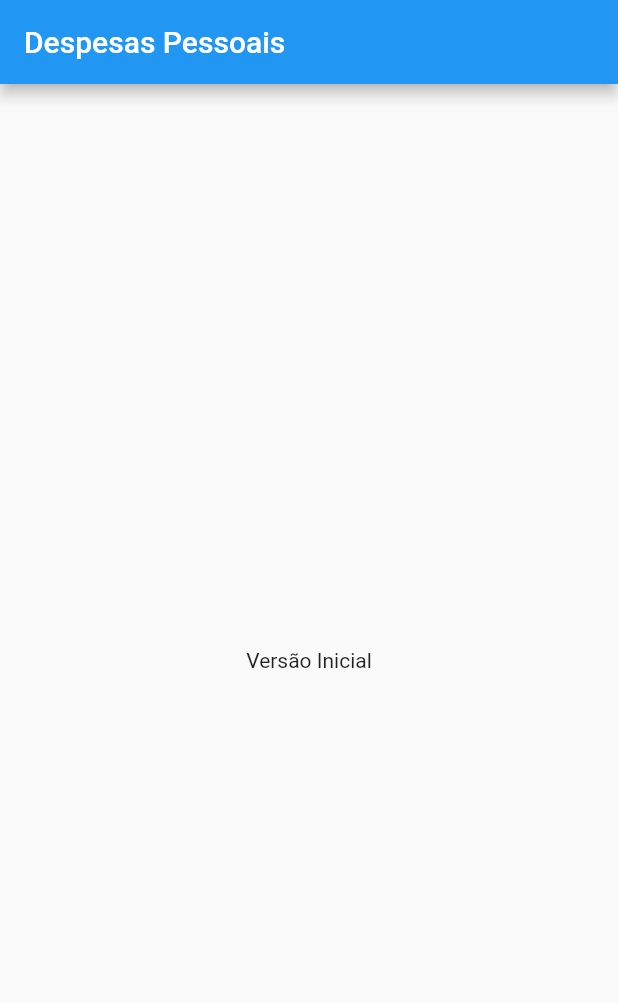
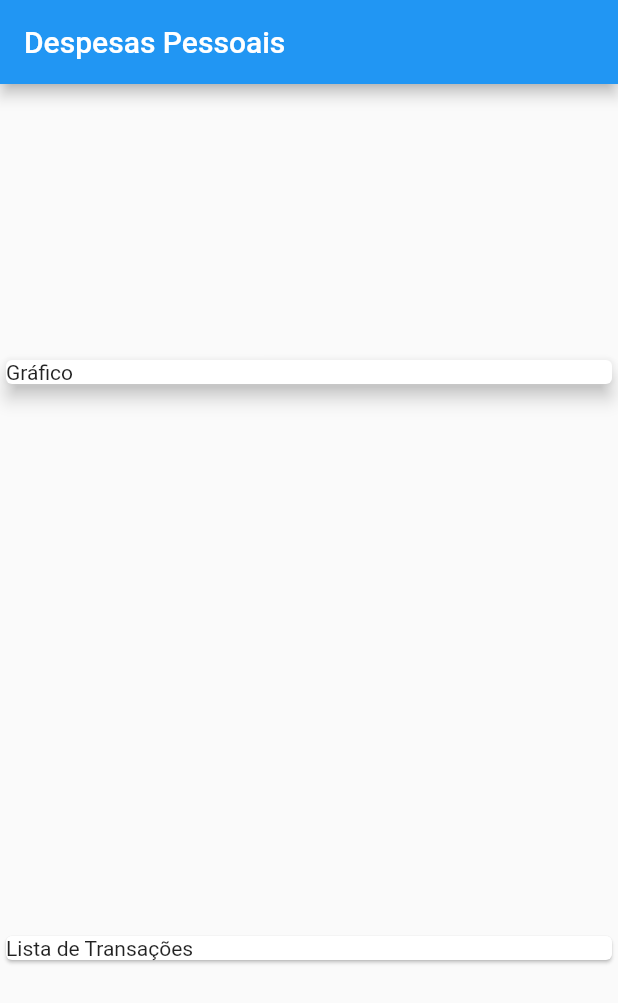
Before and after one commit to ramonmpacheco/julius, a Flutter app: the screen it shows after launch, on a phone screen of 412 x 824 dp. Shown: the top 1003 px of the screen. Run offline on Flutter 3.47's test engine with Material 2 defaults, Android fonts, the phone set to English and light mode, and no system bars.

```diff
--- a/lib/main.dart
+++ b/lib/main.dart
@@ -1,4 +1,5 @@
 import 'package:flutter/material.dart';
+import 'package:julius/model/transaction.dart';
 
 main() => runApp(JuliusApp());
 
@@ -12,15 +13,40 @@ class JuliusApp extends StatelessWidget {
 }
 
 class HomePage extends StatelessWidget {
+  final _transactions = [
+    Transaction(
+        id: 't1',
+        title: 'Novo Tênis de Corrida',
+        value: 310.76,
+        date: DateTime.now()),
+    Transaction(
+      id: 't2',
+      title: 'Conta de Luz',
+      value: 211.36,
+      date: DateTime.now(),
+    ),
+  ];
+
   @override
   Widget build(BuildContext context) {
     return Scaffold(
-      appBar: AppBar(
-        title: Text('Despesas Pessoais'),
-      ),
-      body: Center(
-        child: Text('Versão Inicial'),
-      ),
-    );
+        appBar: AppBar(
+          title: Text('Despesas Pessoais'),
+        ),
+        body: Column(
+          mainAxisAlignment: MainAxisAlignment.spaceAround,
+          crossAxisAlignment: CrossAxisAlignment.stretch,
+          children: [
+            Container(
+              child: Card(
+                child: Text('Gráfico'),
+                elevation: 5,
+              ),
+            ),
+            Card(
+              child: Text('Lista de Transações'),
+            )
+          ],
+        ));
   }
 }
--- /dev/null
+++ b/lib/model/transaction.dart
@@ -0,0 +1,15 @@
+import 'package:flutter/foundation.dart';
+
+class Transaction {
+  final String id;
+  final String title;
+  final double value;
+  final DateTime date;
+
+  Transaction({
+    @required this.id,
+    @required this.title,
+    @required this.value,
+    @required this.date,
+  });
+}
```
